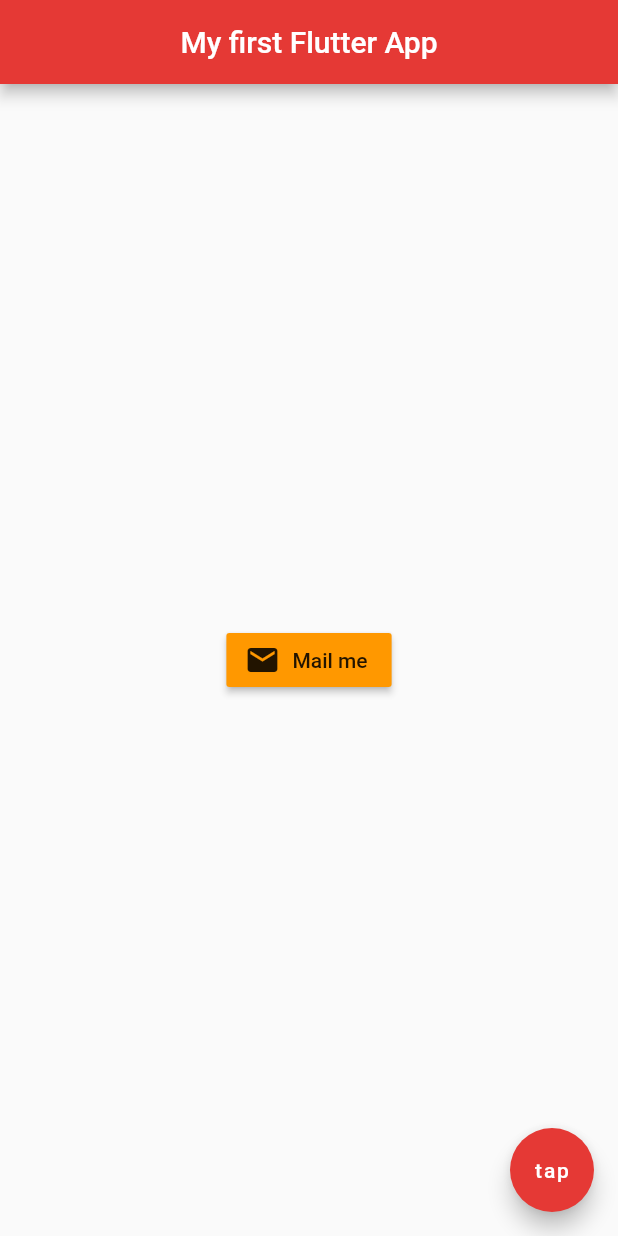
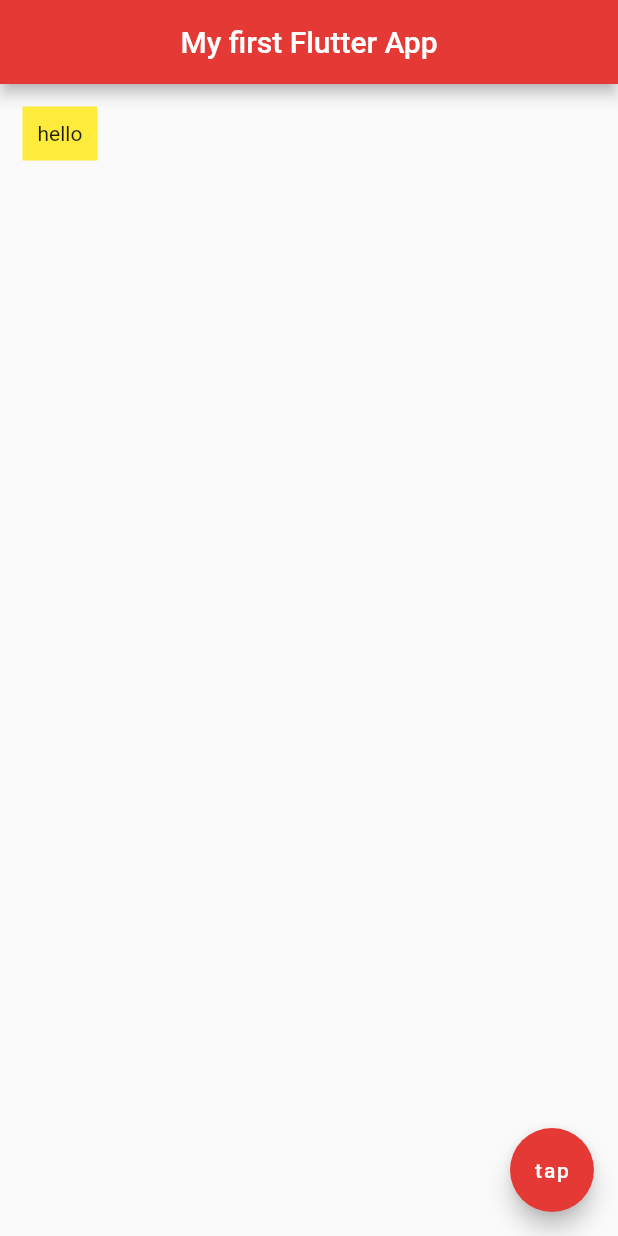
Before and after one commit to kapiljhajhria/test_repo3, a Flutter app: the screen it shows after launch, on a phone screen of 412 x 824 dp. Run offline on Flutter 3.47's test engine with Material 2 defaults, Android fonts, the phone set to English and light mode, and no system bars.

Commit message:
container, padding, margin
also fixed floating action button, it was outside scaffold. Now fixed

```diff
--- a/lib/main.dart
+++ b/lib/main.dart
@@ -15,15 +15,11 @@ class Home extends StatelessWidget {
         centerTitle: true,
         backgroundColor: Colors.red[600],
       ),
-      body: Center(
-        child: RaisedButton.icon(
-          onPressed: () {
-            print(6);
-          },
-          icon: Icon(Icons.mail),
-          color: Colors.orange,
-          label: Text('Mail me'), // label is compulsory
-        ),
+      body: Container(
+        child: Text('hello'),
+        padding: EdgeInsets.all(10.0),
+        margin: EdgeInsets.all(15.0),
+        color: Colors.yellow,
       ),
       floatingActionButton: FloatingActionButton(
         onPressed: () {},
```
